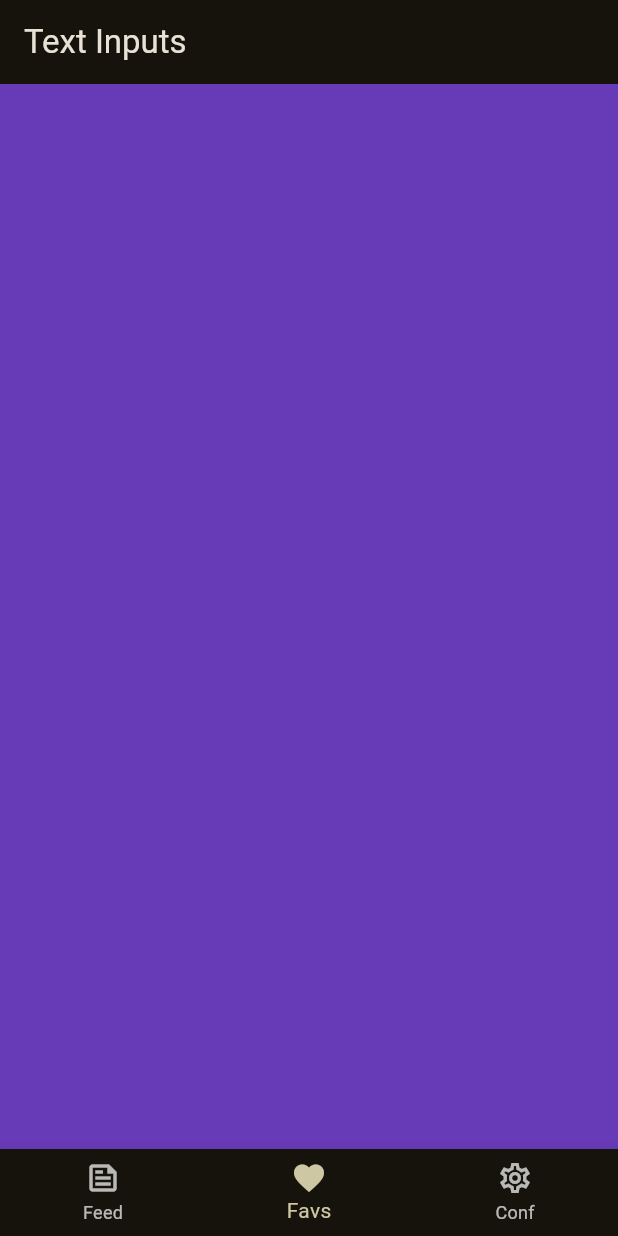
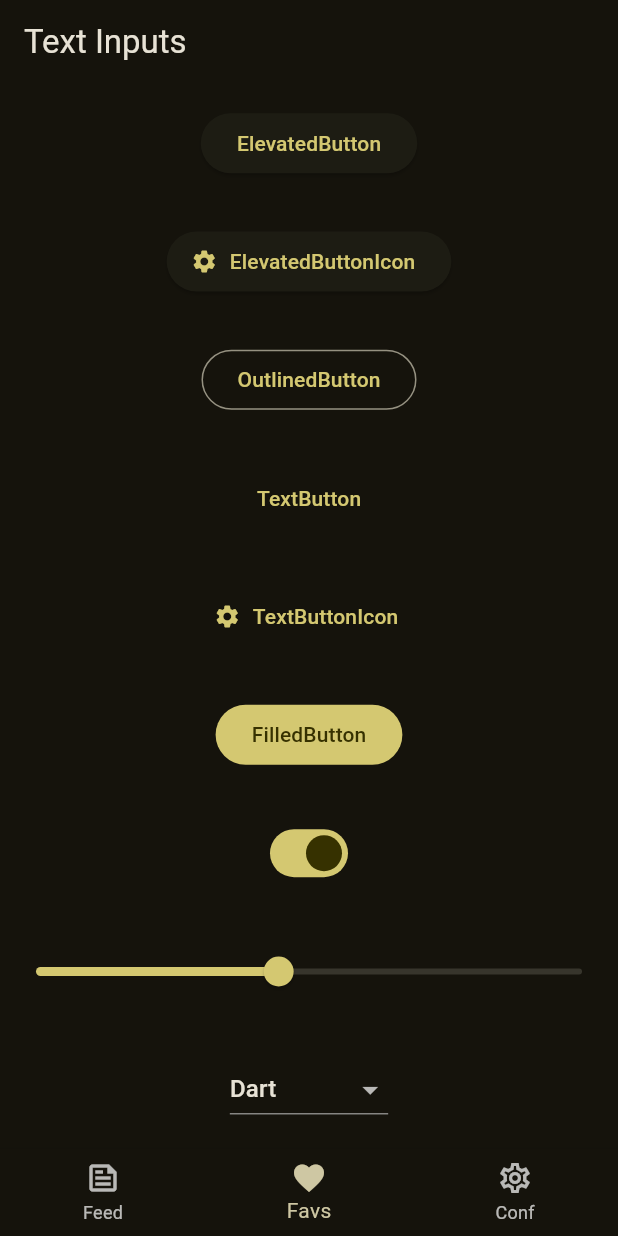
Before and after one commit to f290DSM/f290_dsm_widgets_playground, a Flutter app: the screen it shows after launch, item 2 of the bottom bar chosen, on a phone screen of 412 x 824 dp. Run offline on Flutter 3.47's test engine with Material 2 defaults, Android fonts, the phone set to English and light mode, and no system bars.

Commit message:
main
- Inclusao de Dropdownbutton

```diff
--- a/lib/pages/bottom_navigation_page.dart
+++ b/lib/pages/bottom_navigation_page.dart
@@ -1,3 +1,4 @@
+import 'package:f290_dsm_widgets_playground/pages/butons_input_page.dart';
 import 'package:flutter/material.dart';
 
 import 'TextInput.dart';
@@ -11,8 +12,8 @@ class BottomNavigationPage extends StatefulWidget {
 
 class _BottomNavigationPageState extends State<BottomNavigationPage> {
   var pages = [
-    TextInputPage(),
-    Container(color: Colors.deepPurple),
+    const TextInputPage(),
+    const ButtonsInputPage(),
     Container(color: Colors.deepOrange),
   ];
 
--- /dev/null
+++ b/lib/pages/butons_input_page.dart
@@ -0,0 +1,80 @@
+import 'package:flutter/material.dart';
+
+class ButtonsInputPage extends StatefulWidget {
+  const ButtonsInputPage({super.key});
+
+  @override
+  State<ButtonsInputPage> createState() => _ButtonsInputPageState();
+}
+
+class _ButtonsInputPageState extends State<ButtonsInputPage> {
+  var _switchState = true;
+  var _sliderValue = 5.0;
+  static var _items = ['Java', 'Dart', 'Kotlin', 'GO', 'Java Script'];
+  String _selectLang = _items[1];
+
+  @override
+  Widget build(BuildContext context) {
+    return Center(
+      child: Column(
+        crossAxisAlignment: CrossAxisAlignment.center,
+        mainAxisAlignment: MainAxisAlignment.spaceAround,
+        children: [
+          ElevatedButton(onPressed: () {}, child: const Text('ElevatedButton')),
+          ElevatedButton.icon(
+            onPressed: () {},
+            label: const Text('ElevatedButtonIcon'),
+            icon: const Icon(
+              Icons.settings,
+            ),
+          ),
+          OutlinedButton(onPressed: () {}, child: const Text('OutlinedButton')),
+          TextButton(onPressed: () {}, child: const Text('TextButton')),
+          TextButton.icon(
+            onPressed: () {},
+            label: const Text('TextButtonIcon'),
+            icon: const Icon(
+              Icons.settings,
+            ),
+          ),
+          FilledButton(onPressed: () {}, child: const Text('FilledButton')),
+          Switch(
+            value: _switchState,
+            onChanged: (value) {
+              setState(() {
+                _switchState = value;
+              });
+            },
+          ),
+          Slider(
+            label: 'Slider',
+            min: 1,
+            max: 10,
+            value: _sliderValue,
+            onChanged: (value) {
+              setState(() {
+                _sliderValue = value;
+              });
+            },
+          ),
+          DropdownButton(
+            value: _selectLang,
+            items: _items
+                .map(
+                  (ddmi) => DropdownMenuItem(
+                    value: ddmi,
+                    child: Text(ddmi),
+                  ),
+                )
+                .toList(),
+            onChanged: (value) {
+              setState(() {
+                _selectLang = value!;
+              });
+            },
+          )
+        ],
+      ),
+    );
+  }
+}
```
